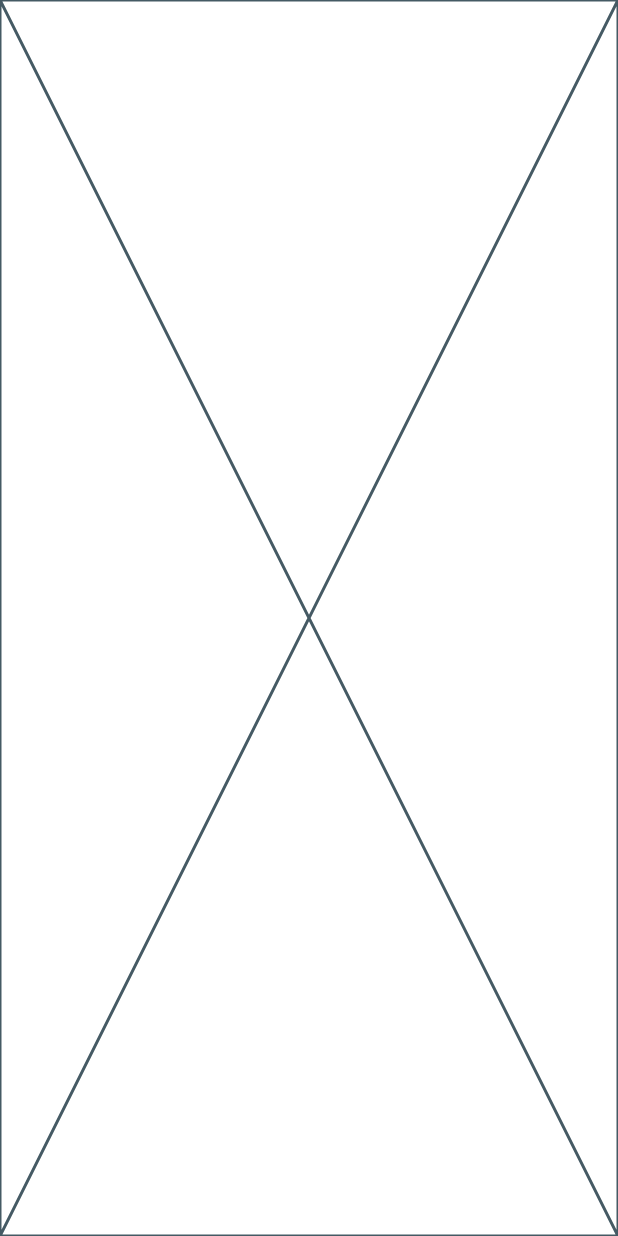
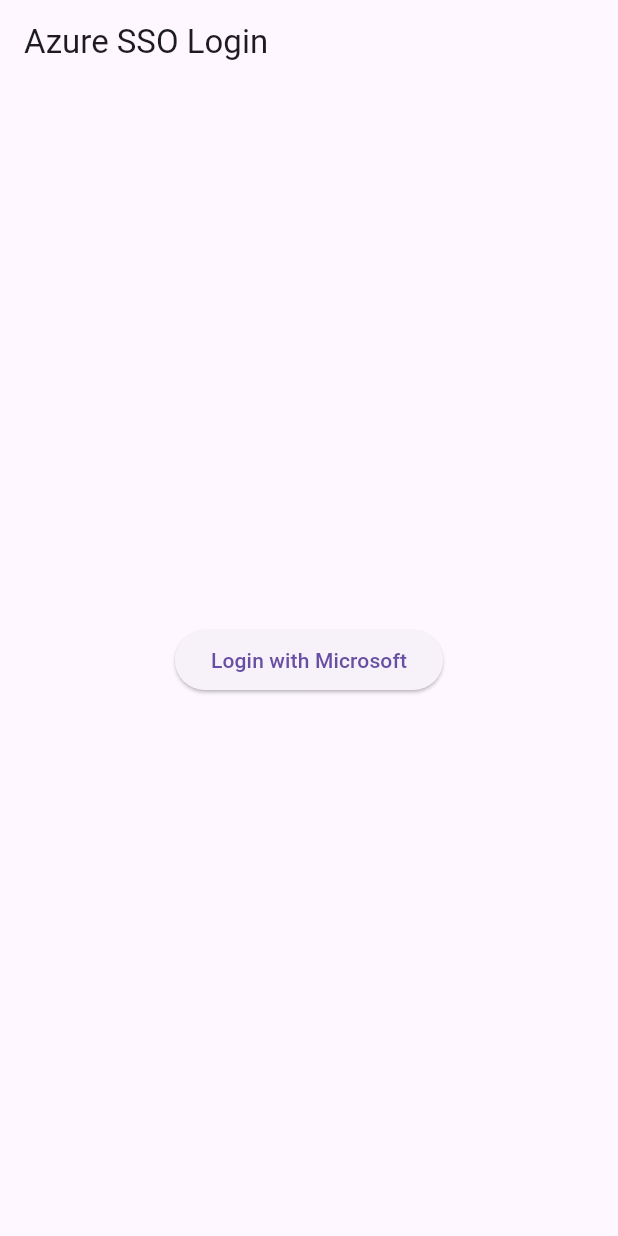
Before and after one commit to sudipeb/entralogin, a Flutter app: the screen it shows after launch, on a phone screen of 412 x 824 dp. Run offline on Flutter 3.47's test engine with Material 3 defaults, Android fonts, the phone set to English and light mode, and no system bars; our stand-ins replace dio, flutter_bloc, flutter_dotenv, pretty_dio_logger; missing offline and left inert: aad_oauth.

Commit message:
microsoft login enabled

```diff
--- /dev/null
+++ b/lib/blocs/microsoft_login_cubit.dart
@@ -0,0 +1,77 @@
+import 'package:aad_oauth/aad_oauth.dart';
+import 'package:aad_oauth/model/config.dart';
+import 'package:dio/dio.dart';
+import 'package:entralogin/api.dart';
+import 'package:entralogin/main.dart';
+import 'package:flutter/material.dart';
+import 'package:flutter_bloc/flutter_bloc.dart';
+import 'package:flutter_dotenv/flutter_dotenv.dart';
+import 'dart:typed_data';
+import 'microsoft_login_state.dart';
+
+class AuthCubit extends Cubit<AuthState> {
+  late AadOAuth oauth;
+
+  AuthCubit() : super(AuthInitial()) {
+    final Config config = Config(
+      tenant: dotenv.env['TENANT'] ?? '',
+      clientId: dotenv.env['CLIENT_ID'] ?? '',
+      scope: "openid profile offline_access User.Read",
+      redirectUri: dotenv.env['REDIRECT_URL'] ?? '',
+      navigatorKey: navigatorKey,
+    );
+    oauth = AadOAuth(config);
+  }
+
+  Future<void> login() async {
+    emit(AuthLoading());
+    try {
+      await oauth.login();
+      final accessToken = await oauth.getAccessToken();
+
+      if (accessToken == null) {
+        emit(AuthError("Access token is null. Login failed."));
+        return;
+      }
+
+      debugPrint("Access Token: $accessToken");
+
+      // 1. Fetch user details first
+      Response jsonResponse = await API().getUserDetails(token: accessToken);
+      final Map<String, dynamic> userData = jsonResponse.data;
+
+      // Fallback to userPrincipalName if 'mail' is null
+      final String name = userData['displayName'] ?? 'Name Not Available';
+      final String email = userData['mail'] ?? userData['userPrincipalName'] ?? 'Email Not Available';
+
+      Uint8List? photo;
+
+      // 2. Fetch profile photo in a separate TRY block
+      try {
+        Response photoResponse = await API().getProfileImage(token: accessToken);
+        if (photoResponse.data != null && photoResponse.data is List<int>) {
+          photo = Uint8List.fromList(photoResponse.data);
+        }
+      } catch (photoError) {
+        // If photo fails (404), we don't care! Just log it and keep 'photo' as null
+        debugPrint("User has no profile photo (404). Using default avatar.");
+      }
+
+      // 3. Always emit success if we got at least the name and email
+      emit(AuthSuccess(photo, name, email));
+    } catch (e) {
+      debugPrint("Login/API Error: $e");
+      // If we are here, it means either login failed or getUserDetails failed
+      emit(AuthError("Login failed. Please check your connection."));
+    }
+  }
+
+  Future<void> logout() async {
+    try {
+      await oauth.logout();
+      emit(AuthInitial());
+    } catch (e) {
+      emit(AuthError("Logout failed. Please try again."));
+    }
+  }
+}
--- /dev/null
+++ b/lib/blocs/microsoft_login_state.dart
@@ -0,0 +1,18 @@
+abstract class AuthState {}
+
+class AuthInitial extends AuthState {}
+
+class AuthLoading extends AuthState {}
+
+class AuthSuccess extends AuthState {
+  final String name;
+  final String email;
+  final dynamic profilePhoto;
+
+  AuthSuccess(this.profilePhoto, this.name, this.email);
+}
+
+class AuthError extends AuthState {
+  final String errorMessage;
+  AuthError(this.errorMessage);
+}
--- a/lib/login_page.dart
+++ b/lib/login_page.dart
@@ -1,15 +1,63 @@
+import 'package:entralogin/blocs/microsoft_login_cubit.dart';
+import 'package:entralogin/blocs/microsoft_login_state.dart';
 import 'package:flutter/material.dart';
+import 'package:flutter_bloc/flutter_bloc.dart';
 
-class LoginPage extends StatefulWidget {
+class LoginPage extends StatelessWidget {
   const LoginPage({super.key});
-
-  @override
-  State<LoginPage> createState() => _LoginPageState();
-}
-
-class _LoginPageState extends State<LoginPage> {
   @override
   Widget build(BuildContext context) {
-    return const Placeholder();
+    return Scaffold(
+      appBar: AppBar(title: Text("Azure SSO Login")),
+      body: BlocProvider(
+        create: (context) => AuthCubit(),
+        child: BlocConsumer<AuthCubit, AuthState>(
+          listener: (context, state) {
+            if (state is AuthError) {
+              ScaffoldMessenger.of(context).showSnackBar(SnackBar(content: Text("Error: ${state.errorMessage}")));
+            }
+          },
+          builder: (context, state) {
+            if (state is AuthLoading) {
+              return Center(child: CircularProgressIndicator());
+            }
+
+            if (state is AuthSuccess) {
+              return Center(
+                child: Column(
+                  mainAxisAlignment: MainAxisAlignment.center,
+                  children: [
+                    // Display profile photo if available
+                    state.profilePhoto != null
+                        ? ClipOval(child: Image.memory(state.profilePhoto!, width: 100, height: 100, fit: BoxFit.cover))
+                        : Icon(Icons.account_circle, size: 100),
+                    SizedBox(height: 10),
+                    Text("Welcome, ${state.name}", style: TextStyle(fontSize: 20, fontWeight: FontWeight.bold)),
+                    SizedBox(height: 10),
+                    Text("Email: ${state.email}", style: TextStyle(fontSize: 16)),
+                    SizedBox(height: 10),
+                    ElevatedButton(
+                      onPressed: () {
+                        context.read<AuthCubit>().logout(); // Call the logout method
+                      },
+                      child: Text("Logout"),
+                    ),
+                  ],
+                ),
+              );
+            }
+
+            return Center(
+              child: ElevatedButton(
+                onPressed: () {
+                  context.read<AuthCubit>().login(); // call the login method
+                },
+                child: Text("Login with Microsoft"),
+              ),
+            );
+          },
+        ),
+      ),
+    );
   }
 }
--- a/lib/main.dart
+++ b/lib/main.dart
@@ -1,7 +1,11 @@
 import 'package:entralogin/login_page.dart';
 import 'package:flutter/material.dart';
+import 'package:flutter_dotenv/flutter_dotenv.dart';
 
-void main() {
+final GlobalKey<NavigatorState> navigatorKey = GlobalKey<NavigatorState>();
+void main() async {
+  WidgetsFlutterBinding.ensureInitialized();
+  await dotenv.load(fileName: ".env");
   runApp(const MyApp());
 }
 
@@ -10,6 +14,12 @@
 
   @override
   Widget build(BuildContext context) {
-    return LoginPage();
+    return MaterialApp(
+      debugShowCheckedModeBanner: false,
+      navigatorKey: navigatorKey,
+      title: 'Azure SSO Login',
+      theme: ThemeData(primarySwatch: Colors.blue),
+      home: LoginPage(),
+    );
   }
 }
```
Also changed, not shown: lib/api.dart (added, +39 -0 lines), pubspec.yaml (+11 -2 lines), pubspec.lock, 15 other files.
